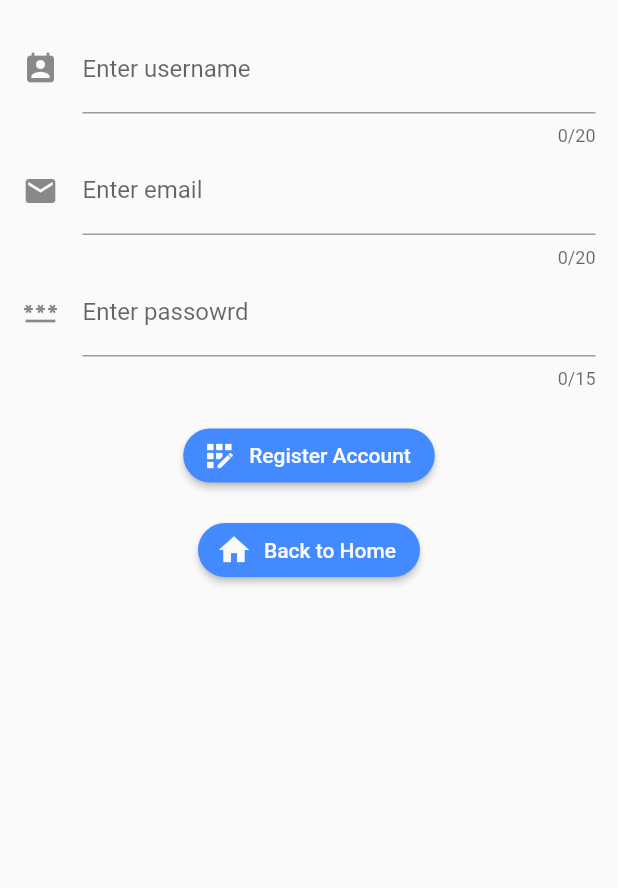
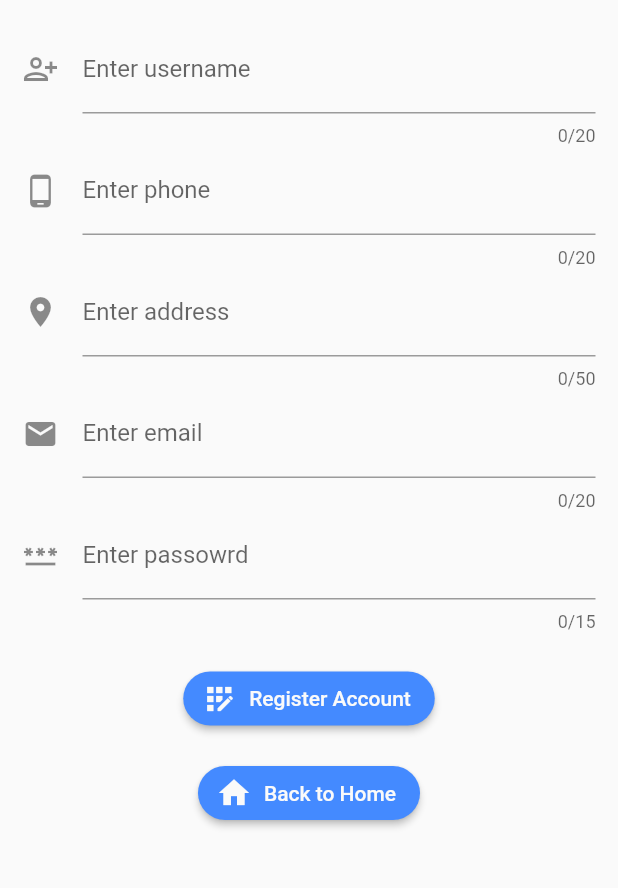
Before and after one commit to Shoaib-Ahmed993/News-App-Flutter, a Flutter app: the Register screen opened directly, after a tap on "Register Account", on a phone screen of 412 x 824 dp, the part 59-947 px from its top. Run offline on Flutter 3.47's test engine with Material 2 defaults, Android fonts, the phone set to English and light mode, and no system bars; our stand-ins replace cached_network_image, cloud_firestore, firebase_auth, firebase_core, webview_flutter; missing offline and left inert: search_page; accounts and stored records are empty; network calls fail.

Commit message:
added phone, address and fetch data

```diff
--- a/lib/loginRegister/login.dart
+++ b/lib/loginRegister/login.dart
@@ -87,6 +87,7 @@ class Login extends StatelessWidget {
               obscureText: true,
               maxLength: 15,
               controller: passwordController,
+              validator: (val) => val.length < 6 ? 'Password too short.' : null,
               decoration: const InputDecoration(
                   labelText: 'Enter passowrd', icon: Icon(Icons.password)),
             ),
--- a/lib/loginRegister/register.dart
+++ b/lib/loginRegister/register.dart
@@ -10,22 +10,29 @@ class Register extends StatelessWidget {
     final TextEditingController usernameController = TextEditingController();
     final TextEditingController emailController = TextEditingController();
     final TextEditingController passwordController = TextEditingController();
+    final TextEditingController phoneController = TextEditingController();
+    final TextEditingController addressController = TextEditingController();
 
     void registerUser() async {
       FirebaseAuth auth = FirebaseAuth.instance;
       FirebaseFirestore firestore = FirebaseFirestore.instance;
 
       final String username = usernameController.text;
+      final String phone = phoneController.text;
+      final String address = addressController.text;
       final String email = emailController.text;
       final String password = passwordController.text;
 
       try {
         final UserCredential user = await auth.createUserWithEmailAndPassword(
             email: email, password: password);
-        await firestore
-            .collection('users')
-            .doc(user.user.uid)
-            .set({'username': username, 'email': email, 'password': password});
+        await firestore.collection('users').doc(user.user.uid).set({
+          'username': username,
+          'email': email,
+          'password': password,
+          'phone': phone,
+          'address': address
+        });
         await showDialog(
             context: context,
             builder: (_) => AlertDialog(
@@ -91,7 +98,19 @@ class Register extends StatelessWidget {
               maxLength: 20,
               decoration: const InputDecoration(
                   labelText: 'Enter username',
-                  icon: Icon(Icons.perm_contact_cal)),
+                  icon: Icon(Icons.person_add_alt)),
+            ),
+            TextFormField(
+              controller: phoneController,
+              maxLength: 20,
+              decoration: const InputDecoration(
+                  labelText: 'Enter phone', icon: Icon(Icons.phone_android)),
+            ),
+            TextFormField(
+              controller: addressController,
+              maxLength: 50,
+              decoration: const InputDecoration(
+                  labelText: 'Enter address', icon: Icon(Icons.place)),
             ),
             TextFormField(
               controller: emailController,
@@ -103,6 +122,7 @@ class Register extends StatelessWidget {
               obscureText: true,
               maxLength: 15,
               controller: passwordController,
+              validator: (val) => val.length < 6 ? 'Password too short.' : null,
               decoration: const InputDecoration(
                   labelText: 'Enter passowrd', icon: Icon(Icons.password)),
             ),
```
Also changed, not shown: lib/screens/profileScreen.dart (+77 -46 lines), assets/shoaib.jpg (deleted).
